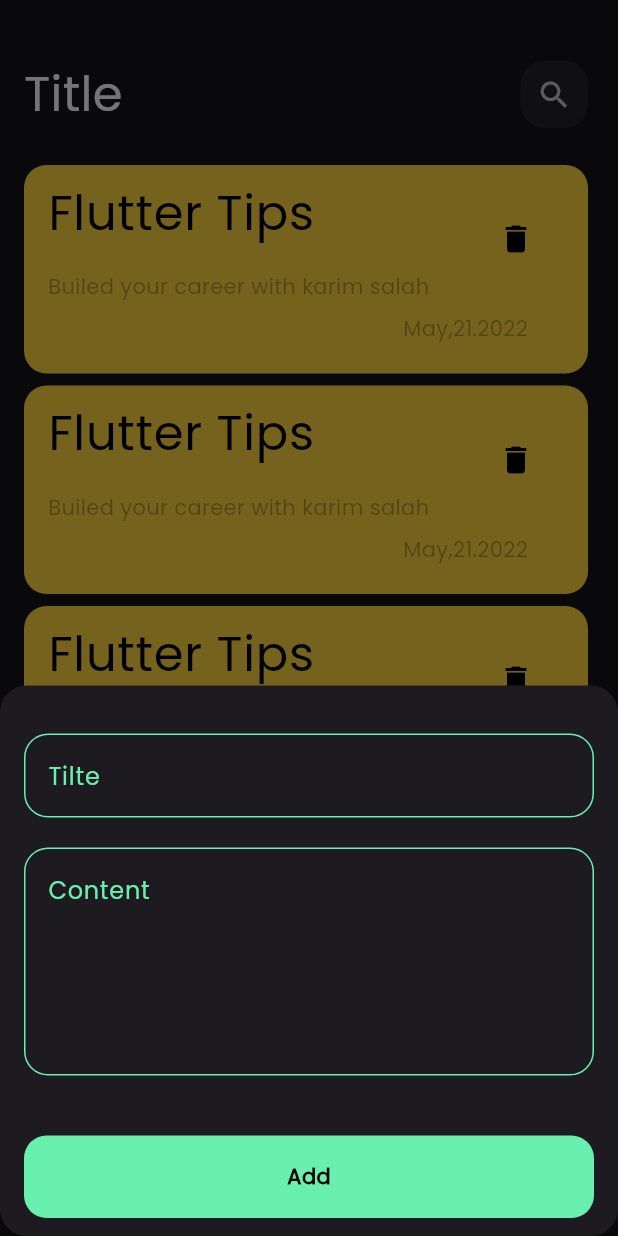
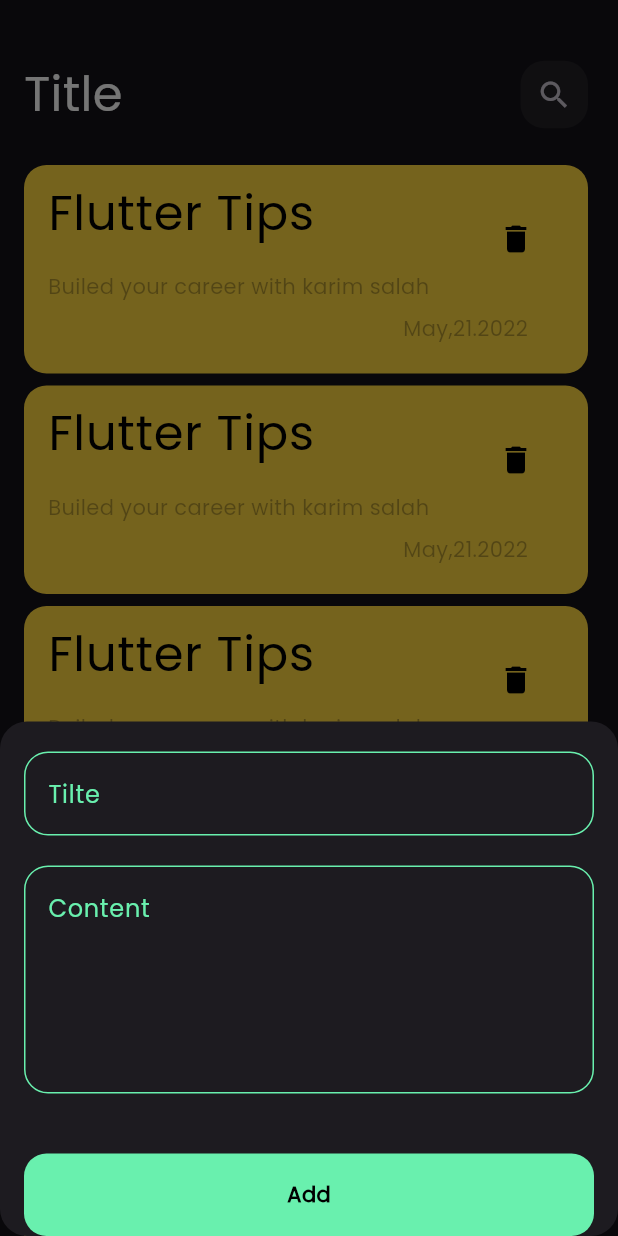
Before and after one commit to karim1430/notes_app, a Flutter app: the screen it shows after launch, after a tap on the "add" icon, on a phone screen of 412 x 824 dp. Run offline on Flutter 3.47's test engine with Material 3 defaults, Android fonts, the phone set to English and light mode, and no system bars; our stand-ins replace bloc, flutter_bloc, hive, hive_flutter; accounts and stored records are empty.

```diff
--- a/lib/views/notes_view.dart
+++ b/lib/views/notes_view.dart
@@ -11,6 +11,7 @@ class NotesView extends StatelessWidget {
       floatingActionButton: FloatingActionButton(
         onPressed: () {
           showModalBottomSheet(
+              isScrollControlled: true,
               shape: RoundedRectangleBorder(
                   borderRadius: BorderRadius.circular(18)),
               context: context,
--- a/lib/widgets/add_floating_action_button.dart
+++ b/lib/widgets/add_floating_action_button.dart
@@ -1,6 +1,6 @@
 import 'package:flutter/material.dart';
 import 'package:flutter_bloc/flutter_bloc.dart';
-import 'package:modal_progress_hud_nsn/modal_progress_hud_nsn.dart';
+
 import 'package:notes_app/cubits/add_note_cubit/add_note_cubit.dart';
 import 'package:notes_app/widgets/add_note_from_state.dart';
 
@@ -12,7 +12,10 @@ class AddFloatingActionButton extends StatelessWidget {
     return BlocProvider(
       create: (context) => AddNoteCubit(),
       child: Padding(
-        padding: const EdgeInsets.symmetric(horizontal: 16, vertical: 12),
+        padding: EdgeInsets.only(
+            left: 16,
+            right: 16,
+            bottom: MediaQuery.of(context).viewInsets.bottom),
         child: BlocConsumer<AddNoteCubit, AddNoteState>(
           listener: (context, state) {
             if (state is AddNotefailer) {
```
